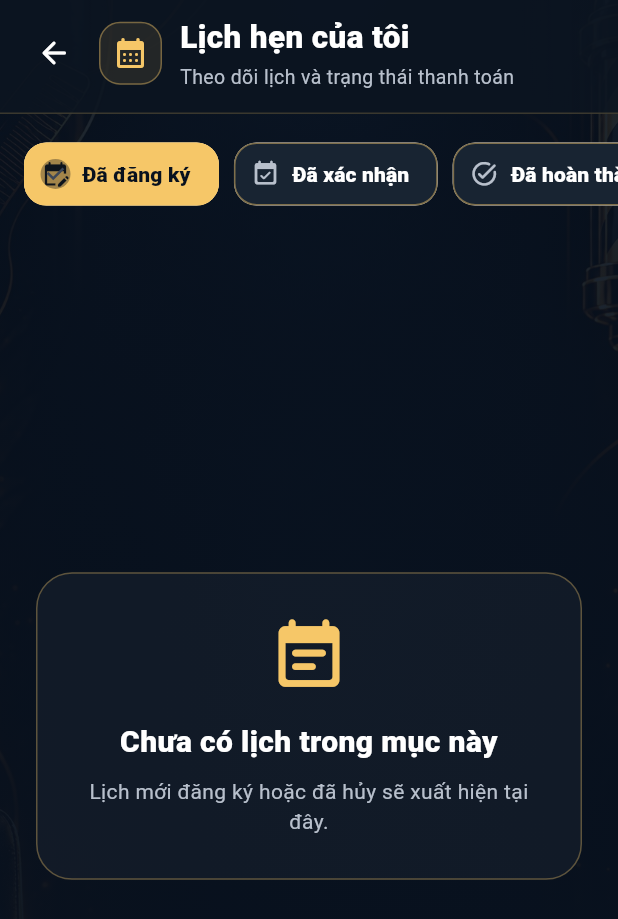
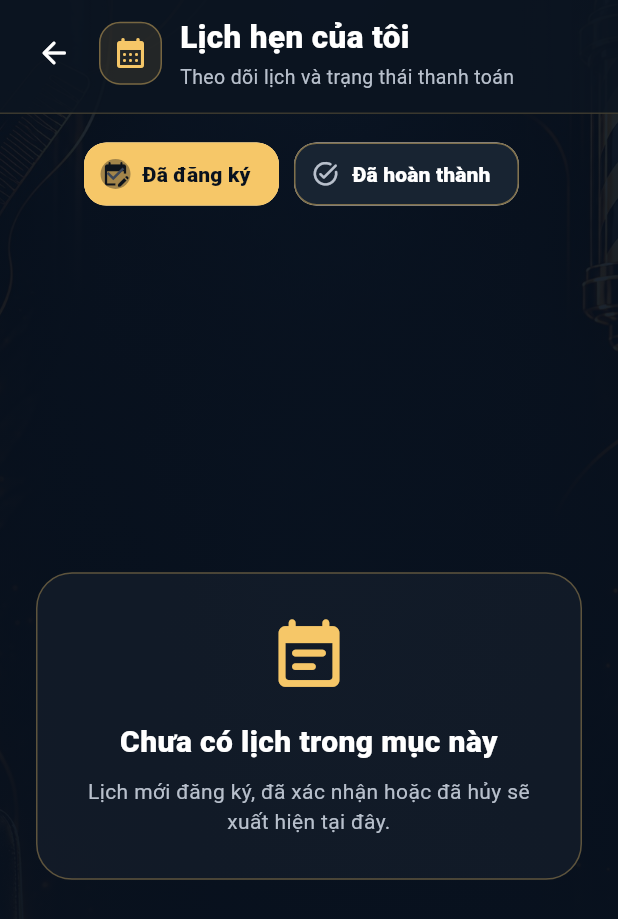
Before and after one commit to venusconan123/beauty_booking_flutter, a Flutter app: the BookingHistoryScreen screen opened directly, on a phone screen of 412 x 824 dp. Shown: the top 919 px of the screen. Run offline on Flutter 3.47's test engine with Material 3 defaults, Android fonts, the phone set to English and light mode, and no system bars; our stand-ins replace cloud_firestore, firebase_auth, firebase_core, firebase_storage, flutter_map, geolocator and 2 more; accounts and stored records are empty.

Commit message:
Simplify customer booking history tabs

```diff
--- a/lib/screens/booking_history_screen.dart
+++ b/lib/screens/booking_history_screen.dart
@@ -8,7 +8,7 @@ import '../services/booking_service.dart';
 import '../services/hair_service_catalog.dart';
 import '../services/vnpay_payment_service.dart';
 
-enum _BookingSection { registered, confirmed, completed }
+enum _BookingSection { registered, completed }
 
 class BookingHistoryScreen extends StatefulWidget {
   const BookingHistoryScreen({super.key});
@@ -41,8 +41,9 @@ class _BookingHistoryScreenState extends State<BookingHistoryScreen> {
   bool _belongsToSelectedSection(String status) {
     return switch (_selectedSection) {
       _BookingSection.registered =>
-        status == 'pending' || status == 'cancelled',
-      _BookingSection.confirmed => status == 'confirmed',
+        status == 'pending' ||
+            status == 'confirmed' ||
+            status == 'cancelled',
       _BookingSection.completed => status == 'completed',
     };
   }
@@ -739,9 +740,7 @@ class _BookingHistoryScreenState extends State<BookingHistoryScreen> {
                     title: 'Chưa có lịch trong mục này',
                     message: switch (_selectedSection) {
                       _BookingSection.registered =>
-                        'Lịch mới đăng ký hoặc đã hủy sẽ xuất hiện tại đây.',
-                      _BookingSection.confirmed =>
-                        'Lịch được hệ thống xác nhận tự động sẽ xuất hiện tại đây.',
+                        'Lịch mới đăng ký, đã xác nhận hoặc đã hủy sẽ xuất hiện tại đây.',
                       _BookingSection.completed =>
                         'Lịch đã hoàn thành sẽ xuất hiện tại đây để bạn đánh giá.',
                     },
@@ -784,7 +783,6 @@ class _BookingHistoryScreenState extends State<BookingHistoryScreen> {
   Widget _sectionSelector() {
     const items = <(_BookingSection, IconData, String)>[
       (_BookingSection.registered, Icons.edit_calendar_rounded, 'Đã đăng ký'),
-      (_BookingSection.confirmed, Icons.event_available_rounded, 'Đã xác nhận'),
       (_BookingSection.completed, Icons.task_alt_rounded, 'Đã hoàn thành'),
     ];
     return SingleChildScrollView(
```
